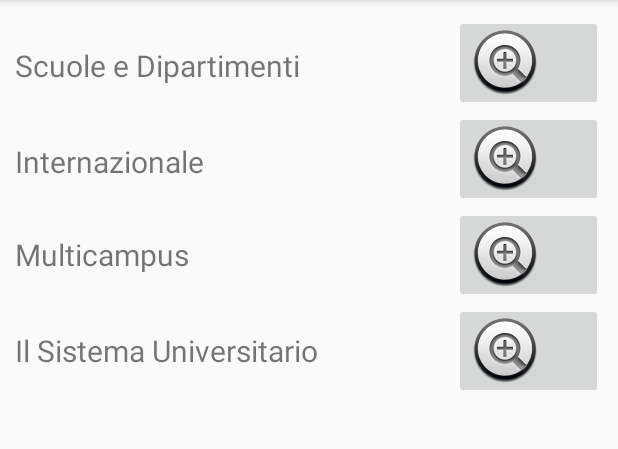
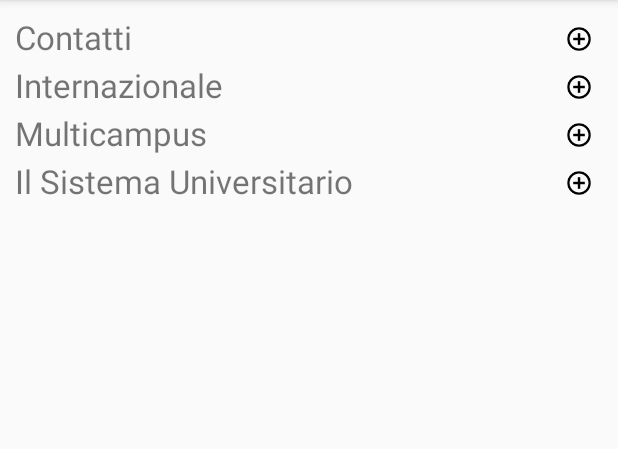
Before and after one commit to Ferno92/AlmaOrienteering, an Android app: the InfoGeneraliActivity screen opened directly, with no data from a screen before it, on a phone screen of 412 x 824 dp, the part 84-533 px from its top. Run offline under Robolectric (Android 15) with nearby library versions, the phone set to English and light mode, and no system bars.

Commit message:
Aggiunte alcune parti alla pagina info, tentativo ri migliorare l'icona--> fallito, fa schifo

```diff
--- a/AlmaOrienteering/app/src/main/java/com/almaorient/ferno92/almaorienteering/InfoGeneraliActivity.java
+++ b/AlmaOrienteering/app/src/main/java/com/almaorient/ferno92/almaorienteering/InfoGeneraliActivity.java
@@ -1,5 +1,6 @@
 package com.almaorient.ferno92.almaorienteering;
 
+import android.content.Intent;
 import android.net.Uri;
 import android.support.v7.app.AppCompatActivity;
 import android.os.Bundle;
@@ -9,12 +10,16 @@ import android.widget.Button;
 import android.widget.ImageButton;
 import android.widget.ImageView;
 
+import com.almaorient.ferno92.almaorienteering.login.LoginActivity;
+
 import static android.R.drawable.btn_minus;
 import static android.R.drawable.btn_plus;
+import static com.almaorient.ferno92.almaorienteering.R.id.pin;
 import static com.almaorient.ferno92.almaorienteering.R.id.plusdue;
 import static com.almaorient.ferno92.almaorienteering.R.id.plusquattro;
 import static com.almaorient.ferno92.almaorienteering.R.id.plustre;
 import static com.almaorient.ferno92.almaorienteering.R.id.plusuno;
+import static com.almaorient.ferno92.almaorienteering.R.id.ulterioriinfo4;
 import static com.almaorient.ferno92.almaorienteering.R.id.webview2;
 
 public class InfoGeneraliActivity extends AppCompatActivity {
@@ -25,7 +30,7 @@ public class InfoGeneraliActivity extends AppCompatActivity {
         setContentView(R.layout.info_generali);
 
         final WebView unoWebView = (WebView) findViewById(R.id.webview1);
-        unoWebView.loadData(getString(R.string.hello), "text/html; charset=utf-8", "utf-8");
+        unoWebView.loadData(getString(R.string.contatti), "text/html; charset=utf-8", "utf-8");
         final ImageButton primoplusImageButton = (ImageButton) findViewById(plusuno);
         primoplusImageButton.setOnClickListener(new View.OnClickListener() {
             @Override
@@ -33,19 +38,27 @@ public class InfoGeneraliActivity extends AppCompatActivity {
                 if (unoWebView.getVisibility() == View.GONE)
                 {
                     unoWebView.setVisibility(view.VISIBLE);
-                    primoplusImageButton.setImageResource(btn_minus);
+                    primoplusImageButton.setImageResource(R.drawable.meno);
 
                 } else {
                     unoWebView.setVisibility(view.GONE);
-                    primoplusImageButton.setImageResource(btn_plus);
+                    primoplusImageButton.setImageResource(R.drawable.piu);
                 }
 
             }
 
         });
-
+        final Button ulterioriinfo2Button = (Button) findViewById(R.id.ulterioriinfo2);
+        ulterioriinfo2Button.setOnClickListener(new View.OnClickListener() {
+            @Override
+            public void onClick(View view) {
+                Intent i = new Intent(Intent.ACTION_VIEW);
+                i.setData(Uri.parse("http://www.unibo.it/it/internazionale/studiare-all-estero"));
+                startActivity(i);
+            }
+        });
         final WebView dueWebView = (WebView) findViewById(R.id.webview2);
-        dueWebView.loadData(getString(R.string.hello), "text/html; charset=utf-8", "utf-8");
+        dueWebView.loadData(getString(R.string.internazionale), "text/html; charset=utf-8", "utf-8");
         final ImageButton secondoplusImageButton = (ImageButton) findViewById(plusdue);
         secondoplusImageButton.setOnClickListener(new View.OnClickListener() {
             @Override
@@ -53,11 +66,13 @@ public class InfoGeneraliActivity extends AppCompatActivity {
                 if (dueWebView.getVisibility() == View.GONE)
                 {
                     dueWebView.setVisibility(view.VISIBLE);
-                    secondoplusImageButton.setImageResource(btn_minus);
+                    ulterioriinfo2Button.setVisibility(view.VISIBLE);
+                    secondoplusImageButton.setImageResource(R.drawable.meno);
 
                 } else {
                     dueWebView.setVisibility(view.GONE);
-                    secondoplusImageButton.setImageResource(btn_plus);
+                    ulterioriinfo2Button.setVisibility(view.GONE);
+                    secondoplusImageButton.setImageResource(R.drawable.piu);
                 }
 
             }
@@ -65,7 +80,7 @@ public class InfoGeneraliActivity extends AppCompatActivity {
         });
 
         final WebView treWebView = (WebView) findViewById(R.id.webview3);
-        treWebView.loadData(getString(R.string.hello), "text/html; charset=utf-8", "utf-8");
+        treWebView.loadData(getString(R.string.multicampus), "text/html; charset=utf-8", "utf-8");
         final ImageButton terzoplusImageButton = (ImageButton) findViewById(plustre);
         terzoplusImageButton.setOnClickListener(new View.OnClickListener() {
             @Override
@@ -73,11 +88,11 @@ public class InfoGeneraliActivity extends AppCompatActivity {
                 if (treWebView.getVisibility() == View.GONE)
                 {
                     treWebView.setVisibility(view.VISIBLE);
-                    terzoplusImageButton.setImageResource(btn_minus);
+                    terzoplusImageButton.setImageResource(R.drawable.meno);
 
                 } else {
                     treWebView.setVisibility(view.GONE);
-                    terzoplusImageButton.setImageResource(btn_plus);
+                    terzoplusImageButton.setImageResource(R.drawable.piu);
                 }
 
             }
@@ -89,7 +104,14 @@ public class InfoGeneraliActivity extends AppCompatActivity {
         final ImageView schemaImageView = (ImageView) findViewById(R.id.schema);
         final WebView quattro4WebView = (WebView) findViewById(R.id.webview44);
         final Button ulterioriinfo4Button = (Button) findViewById(R.id.ulterioriinfo4);
-        Uri ulterioriinfo = Uri.parse("http://www.unibo.it/it/didattica/iscrizioni-trasferimenti-e-laurea/il-sistema-universitario/il-sistema-universitario");
+        ulterioriinfo4Button.setOnClickListener(new View.OnClickListener() {
+            @Override
+            public void onClick(View view) {
+                Intent i = new Intent(Intent.ACTION_VIEW);
+                i.setData(Uri.parse("http://www.unibo.it/it/didattica/iscrizioni-trasferimenti-e-laurea/il-sistema-universitario/il-sistema-universitario"));
+                startActivity(i);
+            }
+        });
 
         quattro4WebView.loadData(getString(R.string.sistemauniv2), "text/html; charset=utf-8", "utf-8");
         final ImageButton quartoplusImageButton = (ImageButton) findViewById(plusquattro);
@@ -102,7 +124,7 @@ public class InfoGeneraliActivity extends AppCompatActivity {
                     quattro4WebView.setVisibility(view.VISIBLE);
                     schemaImageView.setVisibility(View.VISIBLE);
                     ulterioriinfo4Button.setVisibility(view.VISIBLE);
-                    quartoplusImageButton.setImageResource(btn_minus);
+                    quartoplusImageButton.setImageResource(R.drawable.meno);
 
 
                 } else {
@@ -110,7 +132,7 @@ public class InfoGeneraliActivity extends AppCompatActivity {
                     quattro4WebView.setVisibility(view.GONE);
                     schemaImageView.setVisibility(View.GONE);
                     ulterioriinfo4Button.setVisibility(view.GONE);
-                    quartoplusImageButton.setImageResource(btn_plus);
+                    quartoplusImageButton.setImageResource(R.drawable.piu);
                 }
 
             }
--- a/AlmaOrienteering/app/src/main/res/layout/info_generali.xml
+++ b/AlmaOrienteering/app/src/main/res/layout/info_generali.xml
@@ -18,6 +18,7 @@
             android:orientation="vertical">
 
             <RelativeLayout
+                android:id="@+id/relativelayout1"
                 android:layout_width="match_parent"
                 android:layout_height="match_parent"
                 android:layout_weight="0.11">
@@ -30,12 +31,11 @@
                     android:layout_alignParentStart="true"
                     android:layout_alignParentTop="true"
                     android:layout_column="1"
-                    android:layout_marginTop="20dp"
                     android:layout_row="0"
                     android:layout_weight="0.11"
-                    android:text="Scuole e Dipartimenti"
+                    android:text="Contatti"
                     android:textAlignment="center"
-                    android:textSize="20sp" />
+                    android:textSize="22sp" />
 
                 <ImageButton
                     android:id="@+id/plusuno"
@@ -47,7 +47,8 @@
                     android:layout_column="10"
                     android:layout_row="0"
                     android:layout_weight="0.11"
-                    app:srcCompat="@android:drawable/btn_plus" />
+                    android:background="@android:color/transparent"
+                    app:srcCompat="@drawable/piu" />
 
             </RelativeLayout>
 
@@ -63,6 +64,7 @@
                 android:visibility="gone" />
 
             <RelativeLayout
+                android:id="@+id/relativelayout2"
                 android:layout_width="match_parent"
                 android:layout_height="match_parent"
                 android:layout_weight="0.11">
@@ -74,9 +76,8 @@
                     android:layout_alignParentLeft="true"
                     android:layout_alignParentStart="true"
                     android:layout_alignParentTop="true"
-                    android:layout_marginTop="20dp"
                     android:text="Internazionale"
-                    android:textSize="20sp" />
+                    android:textSize="22sp" />
 
                 <ImageButton
                     android:id="@+id/plusdue"
@@ -84,8 +85,9 @@
                     android:layout_height="wrap_content"
                     android:layout_alignParentEnd="true"
                     android:layout_alignParentRight="true"
-                    android:layout_below="@+id/webview1"
-                    app:srcCompat="@android:drawable/btn_plus" />
+                    android:layout_alignParentTop="true"
+                    android:background="@android:color/transparent"
+                    app:srcCompat="@drawable/piu" />
             </RelativeLayout>
 
             <WebView
@@ -98,7 +100,16 @@
                 android:layout_weight="0.11"
                 android:visibility="gone" />
 
+            <Button
+                android:id="@+id/ulterioriinfo2"
+                android:layout_width="match_parent"
+                android:layout_height="wrap_content"
+                android:layout_weight="0.11"
+                android:text="Ulteriori informazioni"
+                android:visibility="gone" />
+
             <RelativeLayout
+                android:id="@+id/relativelayout3"
                 android:layout_width="match_parent"
                 android:layout_height="match_parent"
                 android:layout_weight="0.11">
@@ -111,18 +122,19 @@
                     android:layout_alignParentRight="true"
                     android:layout_below="@+id/webview2"
                     android:layout_weight="0.11"
-                    app:srcCompat="@android:drawable/btn_plus" />
+                    android:background="@android:color/transparent"
+                    app:srcCompat="@drawable/piu" />
 
                 <TextView
                     android:id="@+id/textView3"
                     android:layout_width="wrap_content"
-                    android:layout_height="wrap_content"
+                    android:layout_height="match_parent"
                     android:layout_alignParentLeft="true"
                     android:layout_alignParentStart="true"
-                    android:layout_centerVertical="true"
+                    android:layout_alignParentTop="true"
                     android:layout_weight="0.11"
                     android:text="Multicampus"
-                    android:textSize="20sp" />
+                    android:textSize="22sp" />
 
             </RelativeLayout>
 
@@ -137,6 +149,7 @@
                 android:visibility="gone" />
 
             <RelativeLayout
+                android:id="@+id/relativelayout4"
                 android:layout_width="match_parent"
                 android:layout_height="match_parent"
                 android:layout_weight="0.11">
@@ -148,20 +161,21 @@
                     android:layout_alignParentEnd="true"
                     android:layout_alignParentRight="true"
                     android:layout_alignParentTop="true"
-                    app:srcCompat="@android:drawable/btn_plus" />
+                    android:background="@android:color/transparent"
+                    app:srcCompat="@drawable/piu" />
 
 
                 <TextView
                     android:id="@+id/textView4"
                     android:layout_width="wrap_content"
                     android:layout_height="wrap_content"
+                    android:layout_alignParentLeft="true"
+                    android:layout_alignParentStart="true"
+                    android:layout_alignParentTop="true"
                     android:text="Il Sistema Universitario"
-                    android:textSize="20sp"
-                    android:layout_centerVertical="true"
-                    android:layout_alignParentLeft="true"
-                    android:layout_alignParentStart="true" />
+                    android:textSize="22sp" />
 
-                </RelativeLayout>
+            </RelativeLayout>
 
 
             <WebView
@@ -188,15 +202,14 @@
                 android:layout_alignParentTop="true"
                 android:layout_centerHorizontal="true"
                 android:layout_weight="0.11"
-                android:visibility="gone" >
-            </WebView>
+                android:visibility="gone"></WebView>
 
             <Button
                 android:id="@+id/ulterioriinfo4"
                 android:layout_width="match_parent"
                 android:layout_height="wrap_content"
                 android:layout_weight="0.11"
-                android:text="Button"
+                android:text="Ulteriori informazioni"
                 android:visibility="gone" />
 
 
--- a/AlmaOrienteering/app/src/main/res/values/colors.xml
+++ b/AlmaOrienteering/app/src/main/res/values/colors.xml
@@ -5,5 +5,5 @@
     <color name="colorAccent">#ee762c</color>
     <color name="giallo_light">#fffb02</color>
     <color name="unibo_red">#bb2e29</color>
-    <color name="unibo_white">#FFFFFF</color>
+    <color name="unibo_white">#ffffff</color>
 </resources>
--- a/AlmaOrienteering/app/src/main/res/values/strings.xml
+++ b/AlmaOrienteering/app/src/main/res/values/strings.xml
@@ -6,12 +6,24 @@
 
     <string name="action_settings">Settings</string>
 
-    <string name="hello">
+    <string name="internazionale">
     <![CDATA[
     <html>
         <head></head>
         <body style="text-align:justify;color:black;font-size:16;background-color:#FAFAFA;">
-            Sed ut <a href="http://www.google.it">prova link</a> perspiciatis, omnis iste natus error sit voluptatem accusantium doloremque laudantium, totam rem aperiam eaque ipsa, quae ab illo inventore veritatis et quasi architecto beatae vitae dicta sunt, explicabo. nemo enim ipsam voluptatem, quia voluptas sit, aspernatur aut odit aut fugit, sed quia consequuntur magni dolores eos, qui ratione voluptatem sequi nesciunt, neque porro quisquam est, qui dolorem ipsum, quia dolor sit, amet, consectetur, adipisci velit, sed quia non numquam eius modi tempora incidunt, ut labore et dolore magnam aliquam quaerat voluptatem.
+            <p>L&#8217Università di Bologna è sempre più <b>internazionale</b>. Attualmente 42 corsi di laurea e laurea magistrale sono svolti parzialmente o totalmente in lingua inglese.</p>
+            <p>Numerose sono le possibilità di studio e tirocinio all&#8217estero, tramite i principali programmi internazionali quali Erasmus+ ed Overseas.</p>
+            <p><b>Erasmus+</b> è un programma di mobilità promosso dalla UE che consente di trascorrere da tre a dodici mesi presso un&#8217università europea.
+            Ti permette di frequentare i corsi, di sostenere gli esami e di ottenerne il riconoscimento.</p>
+            <p>Per aiutarti a sostenere le spese legate al soggiorno all&#8217estero, il programma Erasmus+ offre un <b>contributo finanziario</b>.</p>
+            Dove puoi andare?
+            <p>- nei 27 Stati membri dell&#8217Unione europea;</p>
+            <p>- nei 3 Paesi dello Spazio Economico Europeo: Islanda, Liechtenstein e Norvegia;</p>
+            <p>- nei Paesi candidati all&#8217adesione: Turchia, l&#8217ex Repubblica Iugoslava di Macedonia;</p>
+            <p>- in alcuni paesi extra UE partecipanti al programma Erasmus+.</p>
+            <p>Il programma <b>Overseas</b> è organizzato e finanziato interamente dall&#8217Università di Bologna e nasce da accordi di collaborazione che il nostro Ateneo ha sottoscritto con università di paesi non compresi nella Unione Europea.</p>
+            E la lingua sarà un grosso problema? Scopri i servizi offerti dal CLA (centro linguistico d’Ateneo) aprendo la voce “servizi”!
+
         </body>
     </html>
     ]]>
@@ -51,5 +63,37 @@
     </html>
     ]]>
     </string>
+    <string name="multicampus">
+    <![CDATA[
+    <html>
+        <head></head>
+        <body style="text-align:justify;color:black;font-size:16;background-color:#FAFAFA">
+             Scemo chi legge :-P
+        </body>
+    </html>
+    ]]>
+    </string>
+    <string name="contatti">
+    <![CDATA[
+    <html>
+        <head></head>
+        <body style="text-align:justify;color:black;font-size:16;background-color:#FAFAFA">
+             <p><b>URP - Ufficio Relazioni con il Pubblico</b></p>
+             <p>Informazioni generali di carattere didattico e amministrativo, informazioni sui servizi offerti dall&#8217Ateneo e punto di ascolto per segnalazioni, suggerimenti e reclami.</p>
+
+                <p>Largo Trombetti, 1 40126 Bologna<br>
+                E-mail: urp@unibo.it<br>
+                Tel: +39.051.2099349<br>
+                Fax: +39.051.2086224</p>
+
+                <p>Orari</p>
+
+                Lunedì, Martedì, Mercoledì, Venerdì dalle 9:00 alle 12:30<br>
+                Martedì e Giovedì dalle 14:30 alle 16:30
+        </body>
+    </html>
+    ]]>
+    </string>
+
 
 </resources>
```
Also changed, not shown: AlmaOrienteering/app/src/main/res/drawable-hdpi/meno.png (added), AlmaOrienteering/app/src/main/res/drawable-hdpi/piu.png (added), AlmaOrienteering/app/src/main/res/drawable-mdpi/meno.png (added), AlmaOrienteering/app/src/main/res/drawable-mdpi/piu.png (added), AlmaOrienteering/app/src/main/res/drawable-xhdpi/meno.png (added), AlmaOrienteering/app/src/main/res/drawable-xhdpi/piu.png (added), AlmaOrienteering/app/src/main/res/drawable-xxhdpi/meno.png (added), AlmaOrienteering/app/src/main/res/drawable-xxhdpi/piu.png (added), AlmaOrienteering/app/src/main/res/drawable-xxxhdpi/meno.png (added), AlmaOrienteering/app/src/main/res/drawable-xxxhdpi/piu.png (added).
